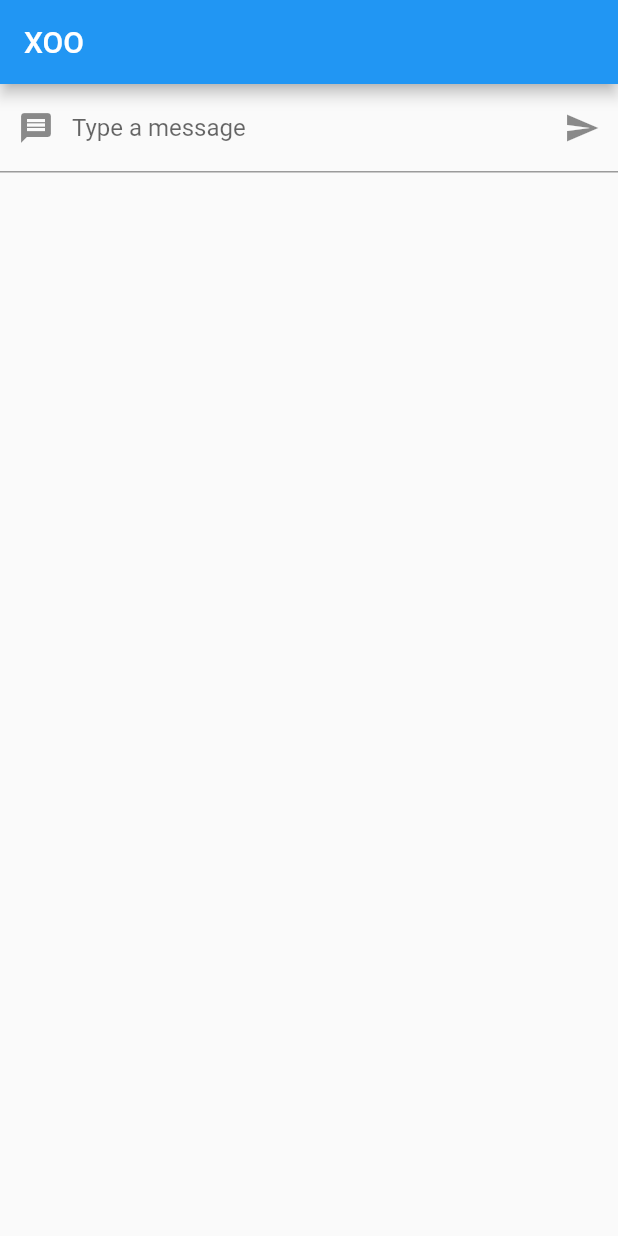
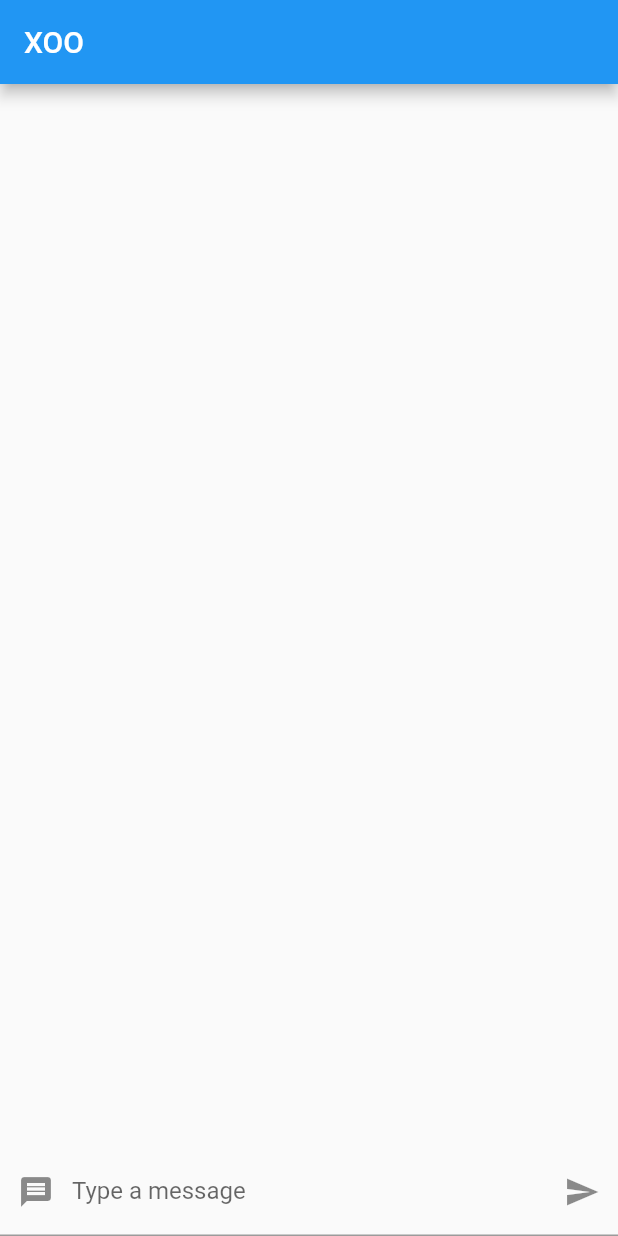
Before and after one commit to GruberAdam/TyperNerd-Flutter_app, a Flutter app: the screen it shows after launch, on a phone screen of 412 x 824 dp. Run offline on Flutter 3.47's test engine with Material 2 defaults, Android fonts, the phone set to English and light mode, and no system bars.

Commit message:
Feature like comments and add content

```diff
--- a/lib/main.dart
+++ b/lib/main.dart
@@ -1,6 +1,24 @@
 import 'package:flutter/material.dart';
 
 void main() => runApp(MyApp());
+
+class Post {
+  String body;
+  String author;
+  int likes = 0;
+  bool userLiked = false;
+
+  Post(this.body, this.author);
+
+  void likePost() {
+    this.userLiked = !this.userLiked;
+    if (this.userLiked) {
+      this.likes++;
+    } else {
+      this.likes--;
+    }
+  }
+}
 
 class MyApp extends StatelessWidget {
   @override
@@ -22,11 +40,11 @@ class MyHomePage extends StatefulWidget {
 }
 
 class _MyHomePageState extends State<MyHomePage> {
-  String text = "";
+  List<Post> posts = [];
 
-  void changeText(String text) {
+  void newPost(String text) {
     this.setState(() {
-      this.text = text;
+      posts.add(new Post(text, "Adam"));
     });
   }
 
@@ -37,7 +55,10 @@ class _MyHomePageState extends State<MyHomePage> {
         title: Text("XOO"),
       ),
       body: Column(
-        children: <Widget>[TextInputWidget(this.changeText), Text(this.text)],
+        children: <Widget>[
+          Expanded(child: PostList(this.posts)),
+          TextInputWidget(this.newPost),
+        ],
       ),
     );
   }
@@ -55,6 +76,7 @@ class TextInputWidget extends StatefulWidget {
 class _TextInputWidgetState extends State<TextInputWidget> {
   final controller = TextEditingController();
 
+/* NOT SURE WHY*/
   @override
   void dispose() {
     super.dispose();
@@ -82,3 +104,52 @@ class _TextInputWidgetState extends State<TextInputWidget> {
     );
   }
 }
+
+class PostList extends StatefulWidget {
+  final List<Post> listItems;
+
+  PostList(this.listItems);
+
+  @override
+  _PostListState createState() => _PostListState();
+}
+
+class _PostListState extends State<PostList> {
+  void like(Function callBack) {
+    this.setState(() {
+      callBack();
+    });
+  }
+
+  @override
+  Widget build(BuildContext context) {
+    return ListView.builder(
+      itemCount: this.widget.listItems.length,
+      itemBuilder: (context, index) {
+        var post = this.widget.listItems[index];
+        return Card(
+          child: Row(
+            children: <Widget>[
+              Expanded(
+                  child: ListTile(
+                title: Text(post.body),
+                subtitle: Text(post.author),
+              )),
+              Row(children: <Widget>[
+                Container(
+                  child: Text(post.likes.toString(),
+                      style: TextStyle(fontSize: 20)),
+                  padding: EdgeInsets.fromLTRB(0, 0, 25, 0),
+                ),
+                IconButton(
+                    icon: Icon(Icons.thumb_up),
+                    onPressed: () => like(post.likePost),
+                    color: post.userLiked ? Colors.green : Colors.black),
+              ])
+            ],
+          ),
+        );
+      },
+    );
+  }
+}
```
